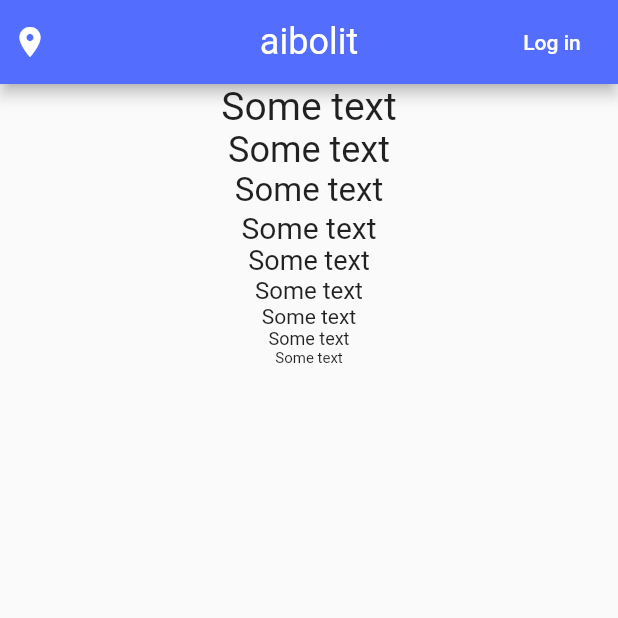
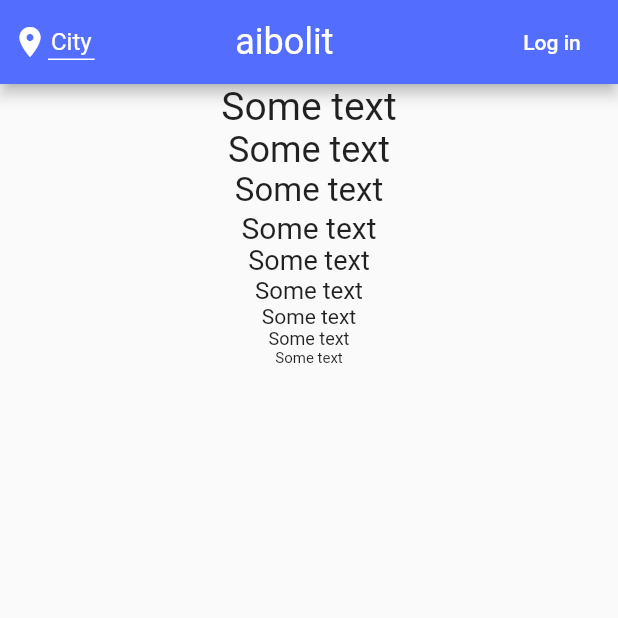
Before and after one commit to AliakseiShvants/AibolitFlutter, a Flutter app: the screen it shows after launch, on a phone screen of 412 x 824 dp, the top half of it. Run offline on Flutter 3.47's test engine with Material 2 defaults, Android fonts, the phone set to English and light mode, and no system bars; our stand-ins replace shared_preferences.

Commit message:
AF-1 Create appBar: finished with UI

```diff
--- /dev/null
+++ b/lib/entity/city.dart
@@ -0,0 +1,6 @@
+class City {
+  final int id;
+  final String title;
+
+  const City(this.id, this.title);
+}
--- /dev/null
+++ b/lib/utils/routes.dart
@@ -0,0 +1,3 @@
+class Routes {
+
+}
--- a/lib/widget/appbar/adaptive_appbar.dart
+++ /dev/null
@@ -1,138 +0,0 @@
-import 'package:flutter/material.dart';
-import 'package:flutter_material_pickers/flutter_material_pickers.dart';
-
-import '../../utils/strings.dart';
-
-class AdaptiveAppBar extends StatelessWidget implements PreferredSizeWidget {
-  final double height;
-  final bool isLoggedIn;
-  final Function loginCallback;
-
-  AdaptiveAppBar(
-      {Key key,
-      @required this.height,
-      @required this.isLoggedIn,
-      @required this.loginCallback})
-      : super(key: key);
-
-//  @override
-//  _AdaptiveAppBarState createState() => _AdaptiveAppBarState();
-
-  @override
-  Widget build(BuildContext context) {
-    return AppBar(
-      leading: Padding(
-        padding: const EdgeInsets.only(left: 8),
-        child: Row(
-          children: <Widget>[
-            Icon(
-              Icons.location_on,
-              color: Colors.white,
-            ),
-            GestureDetector(
-              child: Column(
-                children: <Widget>[],
-              ),
-              onTap: () => showMaterialSelectionPicker(
-                context: context,
-              ),
-            ),
-          ],
-        ),
-      ),
-      centerTitle: true,
-      title: const Text(Strings.APP_NAME),
-      actions: [
-        if (isLoggedIn)
-          MaterialButton(
-            child: CircleAvatar(
-              radius: 16,
-              backgroundColor: Colors.white,
-            ),
-            onPressed: loginCallback,
-          ),
-        if (!isLoggedIn)
-          MaterialButton(
-//            padding: EdgeInsets.all(0),
-            child: Text(
-              'Log in',
-              style: TextStyle(color: Colors.white),
-            ),
-            onPressed: loginCallback,
-          ),
-      ],
-    );
-  }
-
-  @override
-  Size get preferredSize => Size.fromHeight(height);
-}
-
-//class _AdaptiveAppBarState extends State<AdaptiveAppBar> {
-////  Future<SharedPreferences> _pref = SharedPreferences.getInstance();
-//  List<Widget> _actionsList;
-//  bool _isLoggedIn;
-//
-//  void _login() {
-//    setState(() {
-//      _isLoggedIn = !_isLoggedIn;
-//      _getActions();
-//    });
-//  }
-//
-//  void _getActions() {
-//    if (_isLoggedIn) {
-//      _actionsList = [
-//        GestureDetector(
-//          child: CircleAvatar(
-//            radius: 16,
-//            backgroundColor: Colors.white,
-//          ),
-//          onTap: _login,
-//        ),
-//        SizedBox(width: 24),
-//      ];
-//    } else {
-//      _actionsList = [
-//        MaterialButton(child: Text('Log in'), onPressed: _login),
-//        SizedBox(width: 24),
-//      ];
-//    }
-//  }
-//
-//  @override
-//  void initState() {
-//    super.initState();
-//
-//    _isLoggedIn = false;
-//    _getActions();
-//  }
-//
-//  @override
-//  Widget build(BuildContext context) {
-//    return AppBar(
-//      leading: Padding(
-//        padding: const EdgeInsets.only(left: 8),
-//        child: Row(
-//          children: <Widget>[
-//            Icon(
-//              Icons.location_on,
-//              color: Colors.white,
-//            ),
-//            GestureDetector(
-//              child: Column(
-//                children: <Widget>[],
-//              ),
-//              onTap: () => showMaterialSelectionPicker(
-//                context: context,
-//              ),
-//            ),
-//          ],
-//        ),
-//      ),
-//      centerTitle: true,
-//      title: const Text(Strings.APP_NAME),
-//      actions: _actionsList,
-//    );
-//  }
-//}
--- /dev/null
+++ b/lib/widget/appbar/location.dart
@@ -0,0 +1,126 @@
+import 'package:flutter/material.dart';
+import 'package:flutter/widgets.dart';
+
+import '../../entity/city.dart';
+import '../../utils/dimens.dart';
+import '../../utils/strings.dart';
+
+class Location extends StatelessWidget {
+  final List _cities = [
+    City(1, 'Brest'),
+    City(2, 'Vitebsk'),
+    City(3, 'Gomel'),
+    City(4, 'Grodno'),
+    City(5, 'Minsk'),
+    City(6, 'Mogilev'),
+  ];
+
+  @override
+  Widget build(BuildContext context) {
+    return Row(
+      mainAxisAlignment: MainAxisAlignment.start,
+      crossAxisAlignment: CrossAxisAlignment.center,
+      children: <Widget>[
+        Icon(
+          Icons.location_on,
+          color: Colors.white,
+        ),
+        GestureDetector(
+          child: Container(
+            decoration: BoxDecoration(
+              border: Border(
+                bottom: BorderSide(color: Colors.white),
+              ),
+            ),
+            child: Padding(
+              padding: const EdgeInsets.all(2.0),
+              child: Text(
+                'City',
+                style: TextStyle(fontSize: Dimens.TEXT_SIZE_M),
+              ),
+            ),
+          ),
+          onTap: () {
+            _showLocations(context);
+          },
+        ),
+        Expanded(child: const Center(child: const Text(Strings.APP_NAME)))
+      ],
+    );
+  }
+
+  List<Widget> _getCities() {
+    return List.generate(_cities.length, (index) {
+      final BorderSide borderSide = BorderSide(color: Colors.grey);
+
+      return Container(
+        decoration: BoxDecoration(
+          border: Border(
+            top: index == 0 ? borderSide : BorderSide(color: Colors.white),
+            bottom: borderSide,
+          ),
+        ),
+        child: ListTile(
+          dense: true,
+          leading: Radio(
+            activeColor: Colors.blueAccent,
+          ),
+          title: Text(
+            _cities[index].title,
+            style: TextStyle(
+              color: Colors.black,
+              fontSize: Dimens.TEXT_SIZE_M,
+            ),
+          ),
+        ),
+      );
+    });
+  }
+
+  List<Widget> _getDialogContent(BuildContext context) {
+    List<Widget> cities = _getCities();
+    cities.add(
+      GestureDetector(
+        child: Padding(
+          padding: const EdgeInsets.only(top: 16.0),
+          child: Center(
+            child: Text(
+              'Close',
+              style: TextStyle(
+                color: Colors.blueAccent,
+                fontSize: Dimens.TEXT_SIZE_L,
+              ),
+            ),
+          ),
+        ),
+        onTap: () => Navigator.of(context).pop(),
+      ),
+    );
+
+    return cities;
+  }
+
+  void _showLocations(BuildContext context) {
+    final SimpleDialog dialog = SimpleDialog(
+      title: Center(
+        child: Text(
+          'Choose your location',
+          style: TextStyle(
+            color: Colors.black,
+            fontSize: Dimens.TEXT_SIZE_M,
+            fontWeight: FontWeight.bold,
+          ),
+        ),
+      ),
+      children: _getDialogContent(context),
+    );
+
+    showDialog(
+      context: context,
+      barrierDismissible: false,
+      builder: (BuildContext context) {
+        return dialog;
+      },
+    );
+  }
+}
--- /dev/null
+++ b/lib/widget/login_action.dart
@@ -0,0 +1,46 @@
+//import 'dart:html';
+
+import 'package:flutter/material.dart';
+import 'package:shared_preferences/shared_preferences.dart';
+
+class LoginAction extends StatefulWidget {
+//  const LoginAction({@required this.onPress, Key key}) : super(key: key);
+
+  @override
+  _LoginActionState createState() => _LoginActionState();
+}
+
+class _LoginActionState extends State<LoginAction> {
+  Future<SharedPreferences> _prefs = SharedPreferences.getInstance();
+  bool _isLoggedIn = false;
+
+  @override
+  Widget build(BuildContext context) {
+    return _isLoggedIn
+        ? MaterialButton(
+            child: CircleAvatar(
+              radius: 16,
+              backgroundColor: Colors.white,
+            ),
+            onPressed: _onPressed,
+          )
+        : MaterialButton(
+            child: Text(
+              'Log in',
+              style: TextStyle(color: Colors.white),
+            ),
+            onPressed: _onPressed,
+          );
+  }
+
+  Future<void> _onPressed() async {
+//    final SharedPreferences prefs = await _prefs;
+//    prefs.setBool('isLoggedIn', _isLoggedIn);
+
+    setState(() {
+      _isLoggedIn = !_isLoggedIn;
+
+    });
+//    widget._onPress.call();
+  }
+}
--- a/lib/widget/main_container.dart
+++ b/lib/widget/main_container.dart
@@ -1,7 +1,8 @@
 import 'package:flutter/material.dart';
-import 'appbar/adaptive_appbar.dart';
 
 import '../utils/strings.dart';
+import 'appbar/location.dart';
+import 'login_action.dart';
 
 class MainContainer extends StatefulWidget {
   @override
@@ -11,20 +12,15 @@ class MainContainer extends StatefulWidget {
 class _MainContainerState extends State<MainContainer> {
   bool _isLoggedIn = false;
 
-  void _login() {
-    setState(() {
-      _isLoggedIn = !_isLoggedIn;
-    });
-  }
-
-
   @override
   Widget build(BuildContext context) {
     return Scaffold(
-      appBar: AdaptiveAppBar(
-        height: 56,
-        isLoggedIn: _isLoggedIn,
-        loginCallback: _login,
+      appBar: AppBar(
+        titleSpacing: 8.0,
+        title: Location(),
+        actions: <Widget>[
+          LoginAction(),
+        ],
       ),
       body: SafeArea(
         child: Center(
@@ -41,7 +37,8 @@ class _MainContainerState extends State<MainContainer> {
               Text('Some text', style: TextStyle(fontSize: 10)),
             ],
           ),
-      )),
+        ),
+      ),
     );
   }
 }
--- a/pubspec.yaml
+++ b/pubspec.yaml
@@ -24,8 +24,7 @@ dependencies:
   flutter:
     sdk: flutter
   flutter_material_pickers: ^1.5.4
-#  shared_preferences: ^0.5.7+3
-
+  shared_preferences: ^0.5.7+3
 
   # The following adds the Cupertino Icons font to your application.
   # Use with the CupertinoIcons class for iOS style icons.
```
Also changed, not shown: pubspec.lock. Lines whose indentation alone changed are shown as unchanged.
